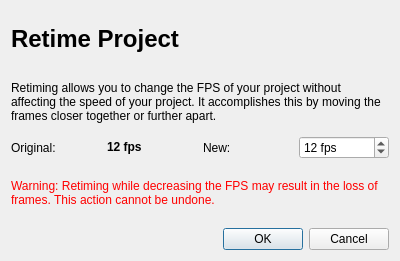
Qt form app/ui/retimedialog.ui (pencil2d/pencil) before a commit.
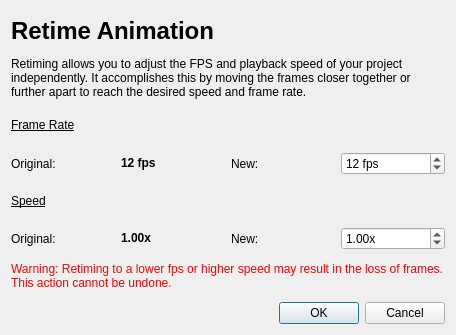
The same form after that commit.

Commit message: Add speed option to retiming dialog

The edit to the form file:
```diff
--- a/app/ui/retimedialog.ui
+++ b/app/ui/retimedialog.ui
@@ -6,8 +6,8 @@
    <rect>
     <x>0</x>
     <y>0</y>
-    <width>400</width>
-    <height>261</height>
+    <width>456</width>
+    <height>335</height>
    </rect>
   </property>
   <property name="windowTitle">
@@ -17,14 +17,14 @@
    <item>
     <widget class="QLabel" name="titleLabel">
      <property name="text">
-      <string>&lt;h1&gt;Retime Project&lt;/h1&gt;</string>
+      <string>&lt;h1&gt;Retime Animation&lt;/h1&gt;</string>
      </property>
     </widget>
    </item>
    <item>
     <widget class="QLabel" name="descLabel">
      <property name="text">
-      <string>Retiming allows you to change the FPS of your project without affecting the speed of your project. It accomplishes this by moving the frames closer together or further apart.</string>
+      <string>Retiming allows you to adjust the FPS and playback speed of your project independently. It accomplishes this by moving the frames closer together or further apart to reach the desired speed and frame rate.</string>
      </property>
      <property name="wordWrap">
       <bool>true</bool>
@@ -32,9 +32,16 @@
     </widget>
    </item>
    <item>
-    <layout class="QHBoxLayout" name="inputGroup">
+    <widget class="QLabel" name="frameRateLabel">
+     <property name="text">
+      <string>&lt;span style=&quot; text-decoration: underline;&quot;&gt;Frame Rate&lt;/span&gt;</string>
+     </property>
+    </widget>
+   </item>
+   <item>
+    <layout class="QHBoxLayout" name="fpsGroup">
      <item>
-      <widget class="QLabel" name="origLabel">
+      <widget class="QLabel" name="origFpsLabel">
        <property name="text">
         <string>Original:</string>
        </property>
@@ -48,7 +55,7 @@
       </widget>
      </item>
      <item>
-      <widget class="QLabel" name="newLabel">
+      <widget class="QLabel" name="newFpsLabel">
        <property name="text">
         <string>New:</string>
        </property>
@@ -72,10 +79,61 @@
      </item>
     </layout>
    </item>
+   <item>
+    <widget class="QLabel" name="speedTitle">
+     <property name="text">
+      <string>&lt;span style=&quot; text-decoration: underline;&quot;&gt;Speed&lt;/span&gt;</string>
+     </property>
+    </widget>
+   </item>
+   <item>
+    <layout class="QHBoxLayout" name="speedGroup">
+     <item>
+      <widget class="QLabel" name="origSpeedLabel">
+       <property name="text">
+        <string>Original:</string>
+       </property>
+      </widget>
+     </item>
+     <item>
+      <widget class="QLabel" name="origSpeed">
+       <property name="text">
+        <string>&lt;span style=&quot; font-weight:600;&quot;&gt;1.00x&lt;/span&gt;</string>
+       </property>
+      </widget>
+     </item>
+     <item>
+      <widget class="QLabel" name="newSpeedLabel">
+       <property name="text">
+        <string>New:</string>
+       </property>
+      </widget>
+     </item>
+     <item>
+      <widget class="QDoubleSpinBox" name="newSpeedBox">
+       <property name="suffix">
+        <string>x</string>
+       </property>
+       <property name="minimum">
+        <double>0.010000000000000</double>
+       </property>
+       <property name="maximum">
+        <double>90.000000000000000</double>
+       </property>
+       <property name="singleStep">
+        <double>0.100000000000000</double>
+       </property>
+       <property name="value">
+        <double>1.000000000000000</double>
+       </property>
+      </widget>
+     </item>
+    </layout>
+   </item>
    <item>
     <widget class="QLabel" name="warningLabel">
      <property name="text">
-      <string>&lt;html&gt;&lt;head/&gt;&lt;body&gt;&lt;p&gt;&lt;span style=&quot; color:red;&quot;&gt;Warning: Retiming while decreasing the FPS may result in the loss of frames. This action cannot be undone.&lt;/span&gt;&lt;/p&gt;&lt;/body&gt;&lt;/html&gt;</string>
+      <string>&lt;html&gt;&lt;head/&gt;&lt;body&gt;&lt;p&gt;&lt;span style=&quot; color:red;&quot;&gt;Warning: Retiming to a lower fps or higher speed may result in the loss of frames. This action cannot be undone.&lt;/span&gt;&lt;/p&gt;&lt;/body&gt;&lt;/html&gt;</string>
      </property>
      <property name="wordWrap">
       <bool>true</bool>
```
The commit also changes 5 other files.
